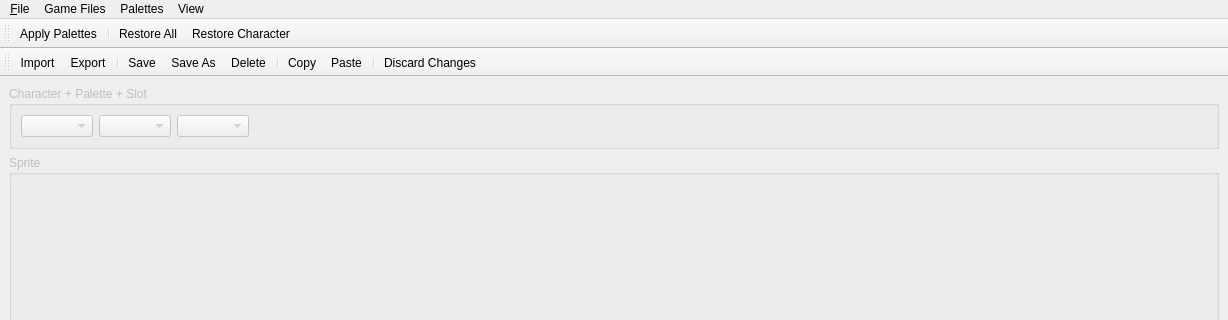
Above: bbsed/ui/mainwindow.ui from slacknate/bbsed before the change; both pictures show x 0 to 1228 and y 0 to 320 of the 1228 by 853 pixel window. Below: the same form after it.
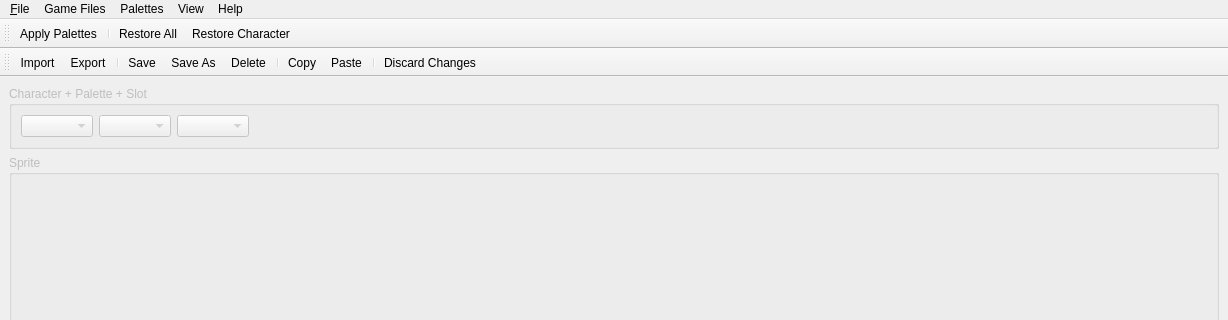
That is the form after the change. Icons and pictures are not drawn.

Diff of the .ui file:
```diff
--- a/bbsed/ui/mainwindow.ui
+++ b/bbsed/ui/mainwindow.ui
@@ -164,10 +164,19 @@
     <addaction name="restore_all"/>
     <addaction name="restore_character"/>
    </widget>
+   <widget class="QMenu" name="menuHelp">
+    <property name="title">
+     <string>Help</string>
+    </property>
+    <addaction name="tutorial"/>
+    <addaction name="separator"/>
+    <addaction name="about"/>
+   </widget>
    <addaction name="file_menu"/>
    <addaction name="game_files_menu"/>
    <addaction name="palettes_menu"/>
    <addaction name="view_menu"/>
+   <addaction name="menuHelp"/>
   </widget>
   <widget class="QToolBar" name="palettes_toolbar">
    <property name="enabled">
```
Left out of the diff: 84 changed lines with no effect on the pictures.
